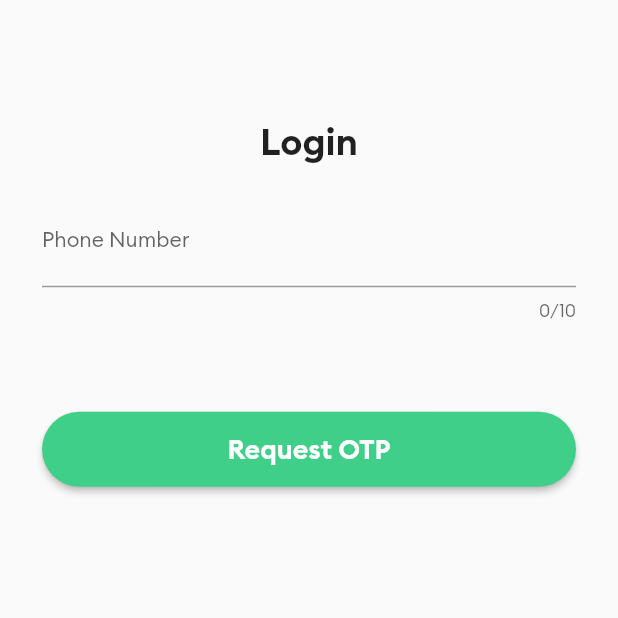
After one commit to keshavrkaranth/cargo_tracking, a Flutter app: the PhoneLogin screen opened by its route, on a phone screen of 412 x 824 dp, the top half of it. The commit adds this screen. Run offline on Flutter 3.47's test engine with Material 2 defaults, Android fonts, the phone set to English and light mode, and no system bars; our stand-ins replace animated_text_kit, connectivity, firebase_auth, firebase_core, firebase_database, fluttertoast and 4 more; missing offline and left inert: connectivity_for_web, firebase_auth_web, firebase_core_web, firebase_database_web, flutter_geofire, flutter_polyline_points and 1 more; accounts and stored records are empty; statements that could not run were skipped.

Commit message:
added otp login

```diff
--- /dev/null
+++ b/lib/Screens/phonelogin.dart
@@ -0,0 +1,220 @@
+import 'dart:async';
+import 'dart:math';
+
+import 'package:cargo_tracking/Screens/mainpage.dart';
+import 'package:firebase_auth/firebase_auth.dart';
+import 'package:flutter/material.dart';
+import 'package:fluttertoast/fluttertoast.dart';
+import 'package:otp_text_field/otp_field.dart';
+import 'package:otp_text_field/otp_field_style.dart';
+import 'package:otp_text_field/style.dart';
+import '../brand_colors.dart';
+
+class PhoneLogin extends StatefulWidget {
+  static const String id = 'phone';
+  const PhoneLogin({Key? key}) : super(key: key);
+
+  @override
+  _PhoneLoginState createState() => _PhoneLoginState();
+}
+
+class _PhoneLoginState extends State<PhoneLogin> {
+
+  final GlobalKey<ScaffoldState> scaffoldKey = GlobalKey<ScaffoldState>();
+  var phoneController = TextEditingController();
+  var otpController = TextEditingController();
+  FirebaseAuth auth = FirebaseAuth.instance;
+  String verificationIDFinal = "";
+  int start = 60;
+  late Timer timer;
+
+
+  bool otpVisibility = false;
+
+  void showSnackBar(String title){
+    final snackbar = SnackBar(
+      content:Text(title,textAlign: TextAlign.center,style: const TextStyle(fontSize: 15),),
+    );
+    scaffoldKey.currentState?.showSnackBar(snackbar);
+  }
+
+  @override
+  Widget build(BuildContext context) {
+    return Scaffold(
+      key: scaffoldKey,
+      body: SingleChildScrollView(
+        child:Padding(
+          padding: const EdgeInsets.all(8.0),
+          child: Column(
+            children: <Widget> [
+              const SizedBox(height: 70,),
+              const Text("Login",
+              textAlign: TextAlign.center,
+              style: TextStyle(fontSize: 25,fontFamily: 'Brand-Bold'),),
+              Padding(
+                  padding:EdgeInsets.all(20.0),
+                child: Column(
+                  children: <Widget>[
+                    TextField(
+                      maxLength: 10,
+                      controller: phoneController,
+                      keyboardType: TextInputType.phone,
+                      decoration: const InputDecoration(
+                        prefix: Padding(padding: EdgeInsets.all(4),child: Text("+91"),),
+                        labelText: "Phone Number",
+                        labelStyle: TextStyle(
+                          fontSize: 14.0
+                        ),
+                        hintStyle: TextStyle(
+                          color: Colors.grey,
+                          fontSize: 10.0,
+                        )
+                      ),
+                    ),
+                    Visibility(
+                        child: TextField(
+                          keyboardType: TextInputType.number,
+                          controller: otpController,
+                          decoration: const InputDecoration(
+                            helperText: 'OTP',
+                            prefix: Padding(
+                              padding: EdgeInsets.all(4),
+                              child: Text(""),
+                            ),
+                          ),
+                          maxLength: 6,
+
+                        ),
+                      visible: otpVisibility,
+
+                    ),
+                    const SizedBox(height: 20,),
+                    Visibility(child: Row(
+                      children: <Widget> [
+                        GestureDetector(
+                            child: const Text("Resend OTP?"),
+                            onTap:(){
+                              if(start==0){
+                                setState(() {
+                                  start = 60;
+                                  startTimer();
+                                  loginWithPhone();
+                                });
+                              }else{
+                                showSnackBar("Wait till 60 sec to request new OTP");
+                              }
+
+                            }
+                        ),
+                        SizedBox(width: 50,),
+                        Text("Send OTP again in"),
+                        SizedBox(width: 3,),
+                        Text("$start sec"),
+
+                      ],
+                    ),
+                      visible: otpVisibility,
+                    ),
+                    SizedBox(height: 40,),
+                    RaisedButton(onPressed: (){
+                      if(phoneController.text.toString()==""){
+                        showSnackBar("Phone number required");
+                        return;
+                      }
+                      if(otpVisibility){
+                        if (otpController.text.toString()==""){
+                          showSnackBar("Enter your OTP");
+                          return;
+                        }
+                          verifyOtp();
+                      }else{
+                        loginWithPhone();
+                        startTimer();
+                      }
+                    },
+                      shape: RoundedRectangleBorder(
+                        borderRadius: BorderRadius.circular(25),
+                      ),
+                      color:BrandColors.colorGreen ,
+                      textColor: Colors.white,
+                      child:  SizedBox(
+                        height: 50,
+                        child: Center(
+                          child: Text(
+                            otpVisibility ? "Verify" : "Request OTP",
+                            style: const TextStyle(
+                              fontSize: 18,
+                              fontFamily: "Brand-Bold"
+                            ),
+                          ),
+                        ),
+                      ),
+                    )
+                  ],
+                ),
+              )
+            ],
+          ),
+        ),
+      ),
+    );
+  }
+
+  void startTimer() {
+    const onsec = Duration(seconds: 1);
+    timer = Timer.periodic(onsec, (timer) {
+      if (start == 0) {
+        setState(() {
+          timer.cancel();
+        });
+      } else {
+        setState(() {
+          start--;
+        });
+      }
+    });
+  }
+
+  void loginWithPhone() async{
+    auth.verifyPhoneNumber(
+        phoneNumber: "+91${phoneController.text.trim()}",
+        verificationCompleted: (PhoneAuthCredential credential) async{
+          await auth.signInWithCredential(credential).then((value){
+            Navigator.pop(context);
+            timer.cancel();
+            Navigator.pushNamedAndRemoveUntil(context, MainPage.id, (route) => false);
+          });
+        },
+        verificationFailed: (FirebaseAuthException ex){
+          Navigator.pop(context);
+          showSnackBar(ex.message.toString());
+        },
+        codeSent: (String verificationId,[int? resendToken]){
+            otpVisibility = true;
+            verificationIDFinal = verificationId;
+            setState(() {});
+        },
+        codeAutoRetrievalTimeout: (String verificationId ){});
+  }
+  void verifyOtp() async{
+    PhoneAuthCredential credential = PhoneAuthProvider.credential(
+        verificationId: verificationIDFinal, smsCode: otpController.text.trim());
+
+    await auth.signInWithCredential(credential).then((value){
+      Fluttertoast.showToast(
+        msg: "You are logged in successfully",
+        toastLength: Toast.LENGTH_SHORT,
+        gravity: ToastGravity.CENTER,
+        timeInSecForIosWeb: 1,
+        backgroundColor: Colors.red,
+        textColor: Colors.white,
+        fontSize: 16.0,
+      );
+      timer.cancel();
+      Navigator.pushReplacement(context, MaterialPageRoute(builder: (context) => MainPage()));
+    }).catchError((err){
+      showSnackBar(err.message.toString());
+    });
+  }
+
+}
--- a/lib/generated_plugin_registrant.dart
+++ b/lib/generated_plugin_registrant.dart
@@ -5,16 +5,22 @@
 // ignore_for_file: directives_ordering
 // ignore_for_file: lines_longer_than_80_chars
 
+import 'package:connectivity_for_web/connectivity_for_web.dart';
 import 'package:firebase_auth_web/firebase_auth_web.dart';
 import 'package:firebase_core_web/firebase_core_web.dart';
 import 'package:firebase_database_web/firebase_database_web.dart';
+import 'package:fluttertoast/fluttertoast_web.dart';
+import 'package:geolocator_web/geolocator_web.dart';
 
 import 'package:flutter_web_plugins/flutter_web_plugins.dart';
 
 // ignore: public_member_api_docs
 void registerPlugins(Registrar registrar) {
+  ConnectivityPlugin.registerWith(registrar);
   FirebaseAuthWeb.registerWith(registrar);
   FirebaseCoreWeb.registerWith(registrar);
   FirebaseDatabaseWeb.registerWith(registrar);
+  FluttertoastWebPlugin.registerWith(registrar);
+  GeolocatorPlugin.registerWith(registrar);
   registrar.registerMessageHandler();
 }
--- a/pubspec.yaml
+++ b/pubspec.yaml
@@ -45,7 +45,8 @@ dependencies:
   flutter_polyline_points: ^1.0.0
   animated_text_kit: ^4.2.1
   flutter_geofire: ^2.0.1
-
+  otp_text_field: ^1.1.2
+  fluttertoast: ^8.0.9
 
 dev_dependencies:
   flutter_test:
```
Also changed, not shown: lib/Screens/mainpage.dart (+14 -0 lines), lib/main.dart (+6 -2 lines), 3 other files.
